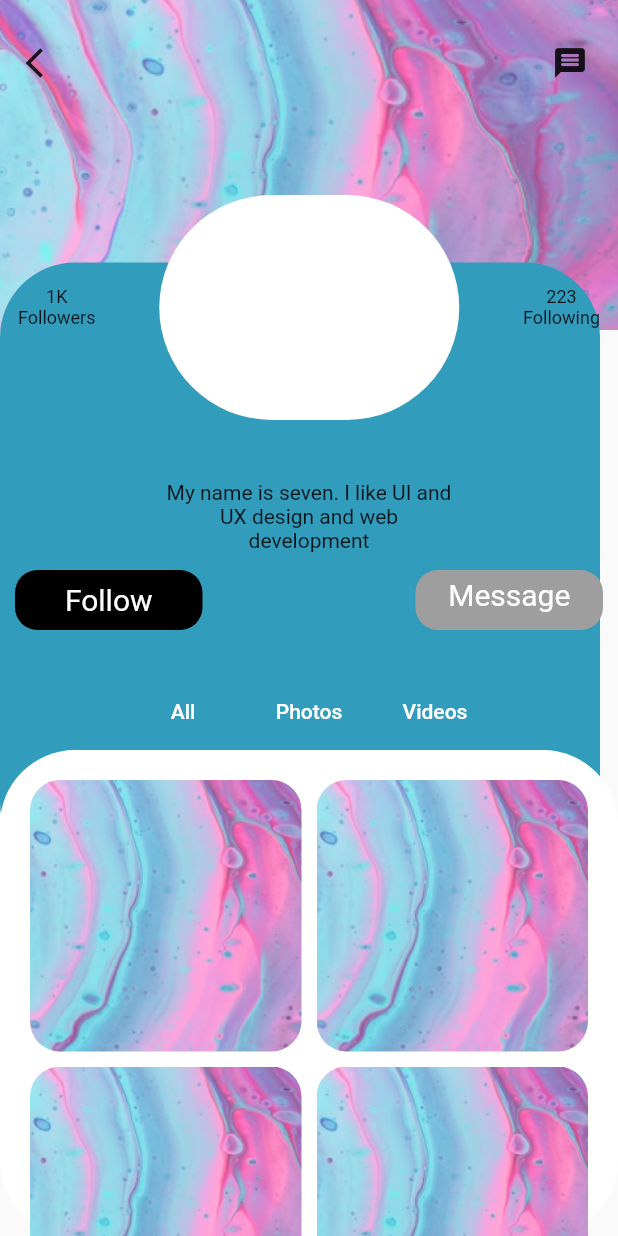
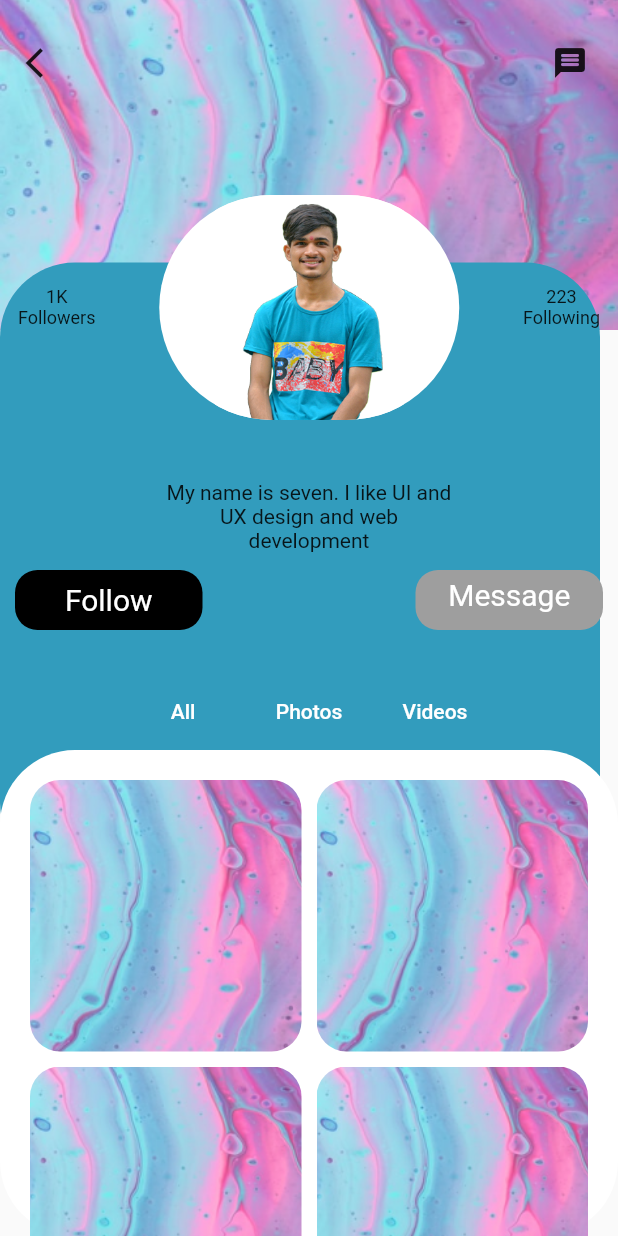
Before and after one commit to Whatsuf148/UI-Challenge, a Flutter app: the screen it shows after launch, on a phone screen of 412 x 824 dp. Run offline on Flutter 3.47's test engine with Material 2 defaults, Android fonts, the phone set to English and light mode, and no system bars.

Commit message:
Profile UI update on Photo

```diff
--- a/lib/main.dart
+++ b/lib/main.dart
@@ -379,12 +379,17 @@ class Profile extends StatelessWidget {
                       ),
                     ),
                     Container(
+                      clipBehavior: Clip.antiAlias,
                       height: 150,
                       width: 200,
+
                       decoration: BoxDecoration(
                         borderRadius: BorderRadius.circular(200),
                         color: Colors.white,
+
                       ),
+                      child: Image.asset("assets/sachin.jpg",
+                      fit: BoxFit.contain,),
                     ),
                     Text(
                       "223\nFollowing",
```
